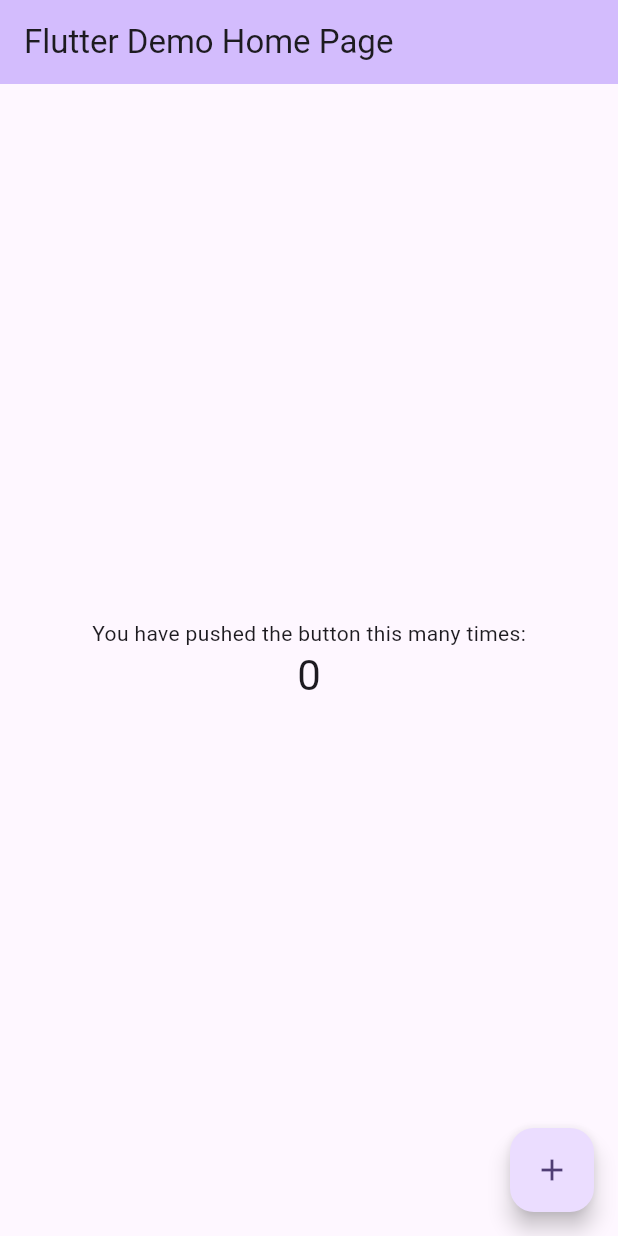
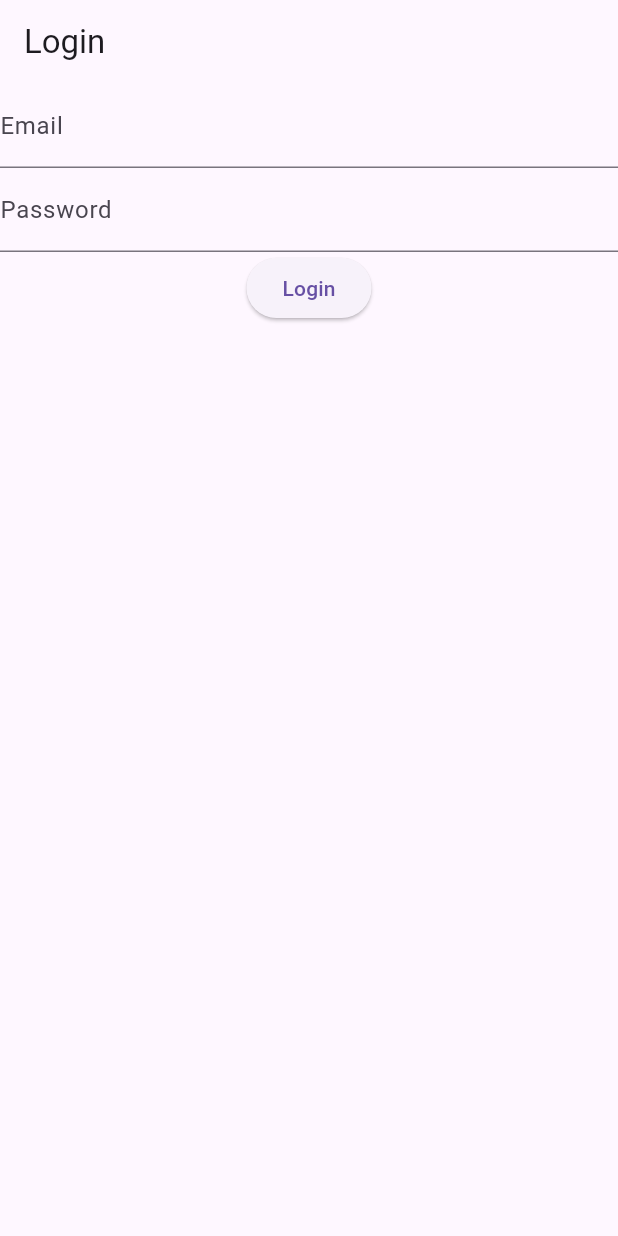
Before and after one commit to jklebucki/AJKIOTSolution, a Flutter app: the screen it shows after launch, on a phone screen of 412 x 824 dp. Run offline on Flutter 3.47's test engine with Material 3 defaults, Android fonts, the phone set to English and light mode, and no system bars; our stand-ins replace flutter_secure_storage.

Commit message:
Mobile app login page

```diff
--- /dev/null
+++ b/ajk_iot_mobile/devtools_options.yaml
@@ -0,0 +1 @@
+extensions:
--- a/ajk_iot_mobile/lib/main.dart
+++ b/ajk_iot_mobile/lib/main.dart
@@ -1,125 +1,27 @@
+import 'package:ajk_iot_mobile/pages/home_page.dart';
 import 'package:flutter/material.dart';
+import 'package:provider/provider.dart';
+import 'providers/auth_provider.dart';
+import 'package:ajk_iot_mobile/pages/login_page.dart';
 
 void main() {
-  runApp(const MyApp());
+  runApp(MyApp());
 }
 
 class MyApp extends StatelessWidget {
-  const MyApp({super.key});
-
-  // This widget is the root of your application.
   @override
   Widget build(BuildContext context) {
-    return MaterialApp(
-      title: 'Flutter Demo',
-      theme: ThemeData(
-        // This is the theme of your application.
-        //
-        // TRY THIS: Try running your application with "flutter run". You'll see
-        // the application has a purple toolbar. Then, without quitting the app,
-        // try changing the seedColor in the colorScheme below to Colors.green
-        // and then invoke "hot reload" (save your changes or press the "hot
-        // reload" button in a Flutter-supported IDE, or press "r" if you used
-        // the command line to start the app).
-        //
-        // Notice that the counter didn't reset back to zero; the application
-        // state is not lost during the reload. To reset the state, use hot
-        // restart instead.
-        //
-        // This works for code too, not just values: Most code changes can be
-        // tested with just a hot reload.
-        colorScheme: ColorScheme.fromSeed(seedColor: Colors.deepPurple),
-        useMaterial3: true,
-      ),
-      home: const MyHomePage(title: 'Flutter Demo Home Page'),
-    );
+    return MultiProvider(
+        providers: [
+          ChangeNotifierProvider(create: (context) => AuthProvider()),
+        ],
+        child: MaterialApp(
+          title: 'JWT Auth App',
+          initialRoute: '/',
+          routes: {
+            '/': (context) => LoginPage(),
+            '/home': (context) => HomePage(),
+          },
+        ));
   }
 }
-
-class MyHomePage extends StatefulWidget {
-  const MyHomePage({super.key, required this.title});
-
-  // This widget is the home page of your application. It is stateful, meaning
-  // that it has a State object (defined below) that contains fields that affect
-  // how it looks.
-
-  // This class is the configuration for the state. It holds the values (in this
-  // case the title) provided by the parent (in this case the App widget) and
-  // used by the build method of the State. Fields in a Widget subclass are
-  // always marked "final".
-
-  final String title;
-
-  @override
-  State<MyHomePage> createState() => _MyHomePageState();
-}
-
-class _MyHomePageState extends State<MyHomePage> {
-  int _counter = 0;
-
-  void _incrementCounter() {
-    setState(() {
-      // This call to setState tells the Flutter framework that something has
-      // changed in this State, which causes it to rerun the build method below
-      // so that the display can reflect the updated values. If we changed
-      // _counter without calling setState(), then the build method would not be
-      // called again, and so nothing would appear to happen.
-      _counter++;
-    });
-  }
-
-  @override
-  Widget build(BuildContext context) {
-    // This method is rerun every time setState is called, for instance as done
-    // by the _incrementCounter method above.
-    //
-    // The Flutter framework has been optimized to make rerunning build methods
-    // fast, so that you can just rebuild anything that needs updating rather
-    // than having to individually change instances of widgets.
-    return Scaffold(
-      appBar: AppBar(
-        // TRY THIS: Try changing the color here to a specific color (to
-        // Colors.amber, perhaps?) and trigger a hot reload to see the AppBar
-        // change color while the other colors stay the same.
-        backgroundColor: Theme.of(context).colorScheme.inversePrimary,
-        // Here we take the value from the MyHomePage object that was created by
-        // the App.build method, and use it to set our appbar title.
-        title: Text(widget.title),
-      ),
-      body: Center(
-        // Center is a layout widget. It takes a single child and positions it
-        // in the middle of the parent.
-        child: Column(
-          // Column is also a layout widget. It takes a list of children and
-          // arranges them vertically. By default, it sizes itself to fit its
-          // children horizontally, and tries to be as tall as its parent.
-          //
-          // Column has various properties to control how it sizes itself and
-          // how it positions its children. Here we use mainAxisAlignment to
-          // center the children vertically; the main axis here is the vertical
-          // axis because Columns are vertical (the cross axis would be
-          // horizontal).
-          //
-          // TRY THIS: Invoke "debug painting" (choose the "Toggle Debug Paint"
-          // action in the IDE, or press "p" in the console), to see the
-          // wireframe for each widget.
-          mainAxisAlignment: MainAxisAlignment.center,
-          children: <Widget>[
-            const Text(
-              'You have pushed the button this many times:',
-            ),
-            Text(
-              '$_counter',
-              style: Theme.of(context).textTheme.headlineMedium,
-            ),
-          ],
-        ),
-      ),
-      floatingActionButton: FloatingActionButton(
-        onPressed: _incrementCounter,
-        tooltip: 'Increment',
-        child: const Icon(Icons.add),
-      ), // This trailing comma makes auto-formatting nicer for build methods.
-    );
-  }
-}
--- /dev/null
+++ b/ajk_iot_mobile/lib/pages/login_page.dart
@@ -0,0 +1,35 @@
+import 'package:flutter/material.dart';
+import 'package:provider/provider.dart';
+import '/providers/auth_provider.dart';
+
+class LoginPage extends StatelessWidget {
+  const LoginPage({super.key});
+
+  @override
+  Widget build(BuildContext context) {
+    final emailController = TextEditingController();
+    final passwordController = TextEditingController();
+    final authProvider = Provider.of<AuthProvider>(context, listen: false);
+
+    return Scaffold(
+      appBar: AppBar(title: const Text('Login')),
+      body: Column(
+        children: <Widget>[
+          TextField(controller: emailController, decoration: const InputDecoration(labelText: 'Email')),
+          TextField(controller: passwordController, decoration: const InputDecoration(labelText: 'Password'), obscureText: true),
+          ElevatedButton(
+            onPressed: () async {
+              final success = await authProvider.login(emailController.text, passwordController.text);
+              if (success) {
+                Navigator.of(context).pushReplacementNamed('/home');
+              } else {
+                ScaffoldMessenger.of(context).showSnackBar(const SnackBar(content: Text('Authentication Failed')));
+              }
+            },
+            child: const Text('Login'),
+          ),
+        ],
+      ),
+    );
+  }
+}
--- /dev/null
+++ b/ajk_iot_mobile/lib/providers/auth_provider.dart
@@ -0,0 +1,59 @@
+import 'dart:convert';
+import 'package:flutter/material.dart';
+import 'package:http/http.dart' as http;
+import 'package:flutter_secure_storage/flutter_secure_storage.dart';
+
+class AuthProvider with ChangeNotifier {
+  final String _baseUrl = 'https://localhost:7253/api/Users';
+  String _token = "";
+  final _storage = const FlutterSecureStorage();
+  Map<String, dynamic> _userInfo = {};
+
+
+  bool get isAuthenticated => _token != null;
+  Map<String, dynamic> get userInfo => _userInfo;
+
+  Future<bool> login(String email, String password) async {
+    final url = Uri.parse('$_baseUrl/login');
+    final response = await http.post(
+      url,
+      headers: {'Content-Type': 'application/json'},
+      body: json.encode({
+        'email': email,
+        'password': password,
+      }),
+    );
+
+    if (response.statusCode == 200) {
+      final responseData = json.decode(response.body);
+      _token = responseData['token'];
+      await _storage.write(key: 'jwt', value: _token);
+      setUserInfo(responseData); // Załóżmy, że API zwraca informacje o użytkowniku w 'user'
+      notifyListeners();
+      return true;
+    }
+    return false;
+  }
+
+  void setUserInfo(Map<String, dynamic> userInfo) {
+    _userInfo = userInfo;
+    notifyListeners();
+  }
+
+  Future<void> tryAutoLogin() async {
+    final storedToken = await _storage.read(key: 'jwt');
+    if (storedToken != null) {
+      _token = storedToken;
+      // Tutaj możesz chcieć ponownie pobrać informacje o użytkowniku z API,
+      // używając storedToken do uwierzytelnienia żądania
+      notifyListeners();
+    }
+  }
+
+  Future<void> logout() async {
+    _token = "";
+    _userInfo = {};
+    await _storage.delete(key: 'jwt');
+    notifyListeners();
+  }
+}
--- a/ajk_iot_mobile/pubspec.yaml
+++ b/ajk_iot_mobile/pubspec.yaml
@@ -30,7 +30,9 @@ environment:
 dependencies:
   flutter:
     sdk: flutter
-
+  http: ^1.2.1
+  flutter_secure_storage: ^9.0.0
+  provider: ^6.1.2
 
   # The following adds the Cupertino Icons font to your application.
   # Use with the CupertinoIcons class for iOS style icons.
```
Also changed, not shown: ajk_iot_mobile/lib/pages/home_page.dart (added, +36 -0 lines), ajk_iot_mobile/pubspec.lock, 10 other files.
